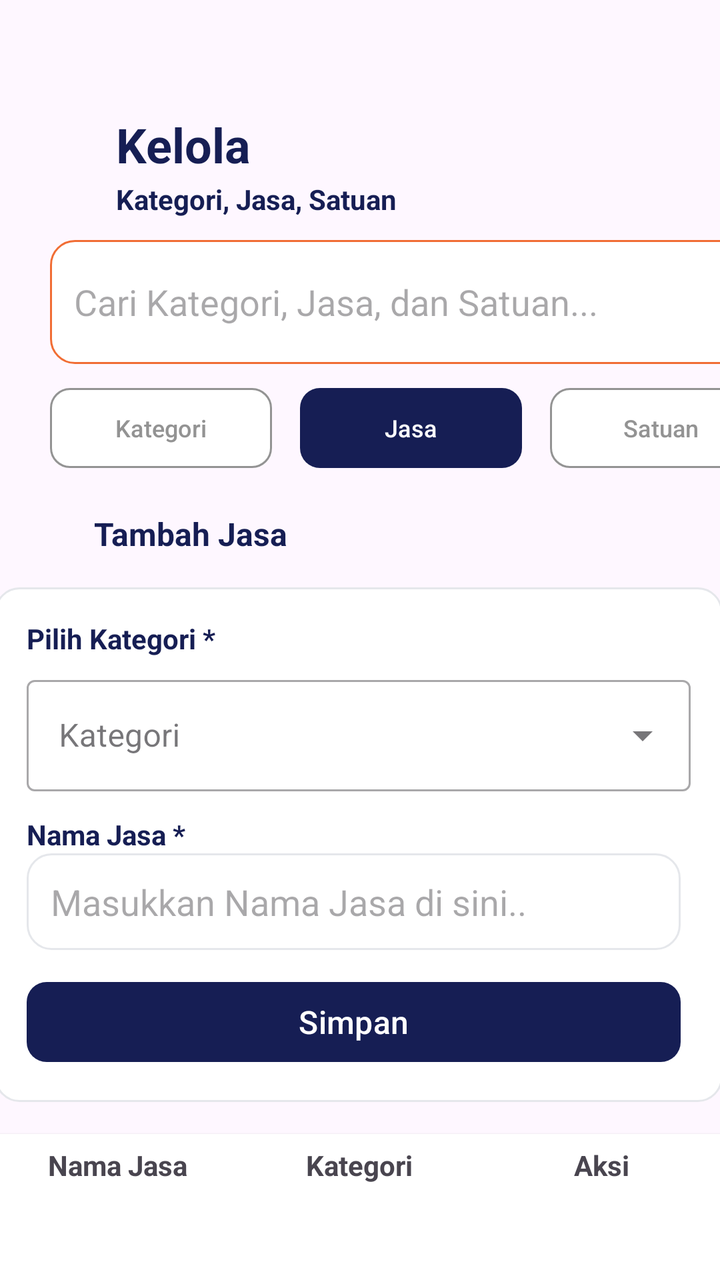
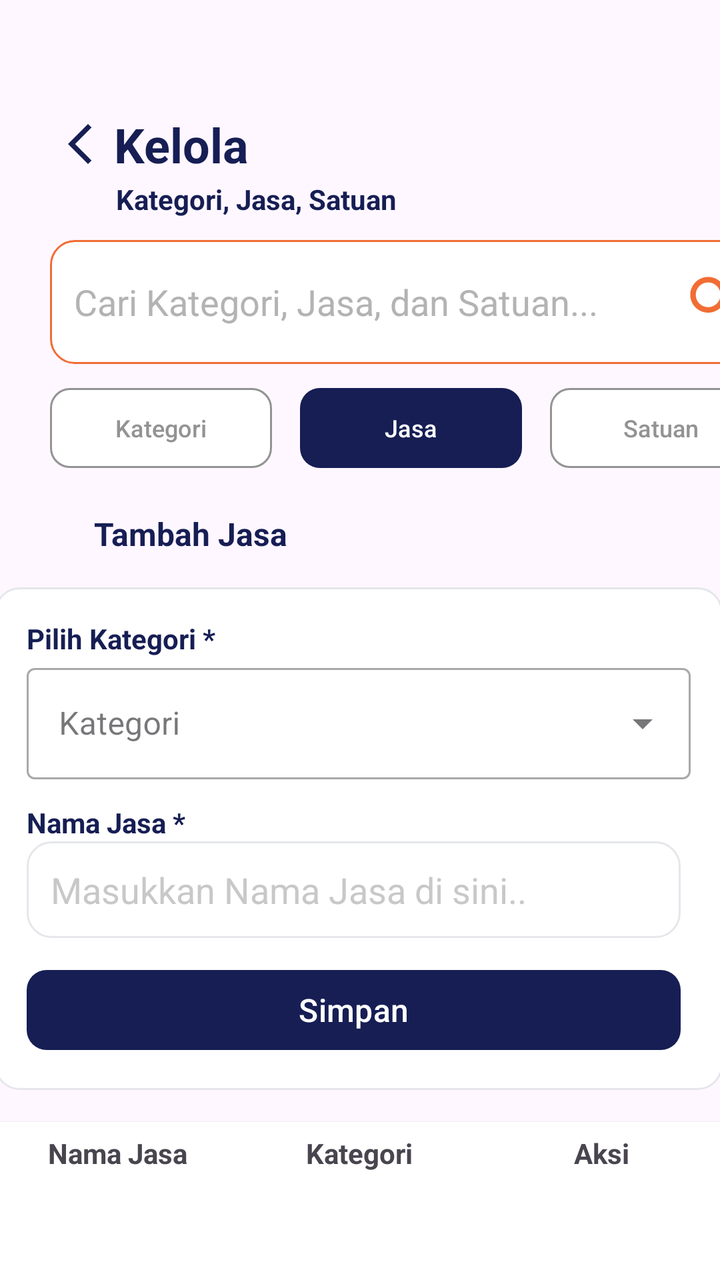

An Android layout rendered at two revisions. The XML below is the earlier revision; the diff shows what the commit changed to produce the second picture.
<!-- AndroidManifest.xml: application theme Theme.KelolaJasa -->
<!-- res/layout/activity_main.xml -->
<?xml version="1.0" encoding="utf-8"?>
<androidx.constraintlayout.widget.ConstraintLayout xmlns:android="http://schemas.android.com/apk/res/android"
    xmlns:app="http://schemas.android.com/apk/res-auto"
    xmlns:tools="http://schemas.android.com/tools"
    android:id="@+id/main"
    android:layout_width="match_parent"
    android:layout_height="match_parent"
    app:layout_constraintStart_toStartOf="parent"
    app:layout_constraintTop_toTopOf="parent"
    android:fontFamily="inter">

    <TextView
        android:id="@+id/title"
        android:layout_width="wrap_content"
        android:layout_height="wrap_content"
        android:layout_marginStart="58dp"
        android:layout_marginTop="56dp"
        android:text="Kelola"
        android:textColor="#161E54"
        android:textSize="24sp"
        android:textStyle="bold"
        tools:ignore="MissingConstraints"
        app:layout_constraintStart_toStartOf="parent"
        app:layout_constraintTop_toTopOf="parent" />

    <TextView
        android:id="@+id/textView"
        android:layout_width="wrap_content"
        android:layout_height="wrap_content"
        android:layout_marginStart="58dp"
        android:layout_marginTop="90dp"
        android:text="@string/kategori_jasa_satuan"
        android:textColor="#161E54"
        android:textSize="14sp"
        android:textStyle="bold"
        tools:ignore="MissingConstraints"
        app:layout_constraintStart_toStartOf="parent"
        app:layout_constraintTop_toTopOf="parent" />

    <com.google.android.material.button.MaterialButton
        android:id="@+id/btn1"
        android:layout_width="111dp"
        android:layout_height="48dp"
        android:layout_marginStart="25dp"
        android:layout_marginTop="190dp"
        android:text="Kategori"
        android:textColor="#939393"
        android:textSize="12sp"
        app:backgroundTint="#FFFFFF"
        app:cornerRadius="10dp"
        app:strokeColor="#939393"
        app:strokeWidth="1dp"
        tools:ignore="MissingConstraints,DuplicateSpeakableTextCheck"
        app:layout_constraintStart_toStartOf="parent"
        app:layout_constraintTop_toTopOf="parent" />

    <com.google.android.material.button.MaterialButton
        android:id="@+id/btn2"
        android:layout_width="111dp"
        android:layout_height="48dp"
        android:layout_marginStart="150dp"
        android:layout_marginTop="190dp"
        android:text="Jasa"
        android:textColor="#FFFFFF"
        android:textSize="12sp"
        app:backgroundTint="#161E54"
        app:cornerRadius="10dp"
        tools:ignore="MissingConstraints"
        app:layout_constraintStart_toStartOf="parent"
        app:layout_constraintTop_toTopOf="parent"/>

    <com.google.android.material.button.MaterialButton
        android:id="@+id/btn3"
        android:layout_width="111dp"
        android:layout_height="48dp"
        android:layout_marginStart="275dp"
        android:layout_marginTop="190dp"
        android:text="Satuan"
        android:textColor="#939393"
        android:textSize="12sp"
        app:backgroundTint="#FFFFFF"
        app:cornerRadius="10dp"
        app:layout_constraintStart_toStartOf="parent"
        app:layout_constraintTop_toTopOf="parent"
        app:strokeColor="#939393"
        app:strokeWidth="1dp"
        tools:ignore="MissingConstraints,TextSizeCheck" />

    <TextView
        android:id="@+id/tambahjasa"
        android:layout_width="wrap_content"
        android:layout_height="wrap_content"
        android:layout_marginStart="47dp"
        android:layout_marginTop="256dp"
        android:text="@string/tambah_jasa"
        android:textColor="#161E54"
        android:textSize="16sp"
        android:textStyle="bold"
        app:layout_constraintStart_toStartOf="parent"
        app:layout_constraintTop_toTopOf="parent"
        tools:ignore="MissingConstraints" />

    <LinearLayout
        android:id="@+id/cardForm"
        android:layout_width="364dp"
        android:layout_height="wrap_content"
        android:layout_margin="16dp"
        android:background="@drawable/bg_card"
        android:orientation="vertical"
        android:padding="16dp"
        app:layout_constraintEnd_toEndOf="parent"
        app:layout_constraintHorizontal_bias="0.531"
        app:layout_constraintStart_toStartOf="parent"
        app:layout_constraintTop_toBottomOf="@+id/tambahjasa"
        tools:ignore="MissingConstraints">


        <TextView
            android:layout_width="232dp"
            android:layout_height="19dp"
            android:text="@string/pilih_kategori"
            android:textColor="#161E54"
            android:textSize="14sp"
            android:textStyle="bold"
            app:layout_constraintStart_toStartOf="parent"
            app:layout_constraintTop_toTopOf="parent"
            tools:ignore="MissingConstraints" />

        <com.google.android.material.textfield.TextInputLayout
            android:layout_width="match_parent"
            android:layout_height="wrap_content"
            android:layout_marginTop="6dp"
            style="@style/Widget.MaterialComponents.TextInputLayout.OutlinedBox.ExposedDropdownMenu">

            <AutoCompleteTextView
                android:id="@+id/spinnerModern"
                android:layout_width="match_parent"
                android:layout_height="wrap_content"
                android:hint="Kategori"/>

        </com.google.android.material.textfield.TextInputLayout>

        <TextView
            android:layout_width="232dp"
            android:layout_height="19dp"
            android:layout_marginTop="12dp"
            android:text="@string/nama_jasa"
            android:textColor="#161E54"
            android:textSize="14sp"
            android:textStyle="bold"
            app:layout_constraintStart_toStartOf="parent"
            app:layout_constraintTop_toTopOf="parent"
            tools:ignore="MissingConstraints" />

        <EditText
            android:id="@+id/editTextText4"
            android:layout_width="327dp"
            android:layout_height="wrap_content"
            android:background="@drawable/bg_card"
            android:ems="10"
            android:inputType="text"
            android:minHeight="48dp"
            android:padding="12dp"
            android:hint="Masukkan Nama Jasa di sini.."
            android:textColor="#B7B3B3B3"
            app:layout_constraintStart_toStartOf="parent"
            app:layout_constraintTop_toTopOf="parent"
            tools:ignore="TextSizeCheck" />

        <com.google.android.material.button.MaterialButton
            android:id="@+id/button3"
            android:layout_width="327dp"
            android:layout_height="48dp"
            android:layout_marginTop="12dp"
            android:gravity="center"
            android:text="Simpan"
            android:textSize="16sp"
            app:backgroundTint="#161E54"
            app:cornerRadius="10dp"
            app:layout_constraintStart_toStartOf="parent"
            app:layout_constraintTop_toTopOf="parent"
            tools:ignore="MissingConstraints" />

    </LinearLayout>

    <LinearLayout
        android:id="@+id/linearLayout"
        android:layout_width="364dp"
        android:layout_height="309dp"
        android:layout_marginTop="16dp"
        android:background="#FFFFFF"
        android:elevation="2dp"
        android:orientation="horizontal"
        android:padding="0dp"
        app:layout_constraintEnd_toEndOf="parent"
        app:layout_constraintStart_toStartOf="parent"
        app:layout_constraintTop_toBottomOf="@+id/cardForm"
        tools:ignore="MissingConstraints">

        <TextView
            android:layout_width="121dp"
            android:layout_height="31dp"
            android:gravity="center"
            android:text="@string/namajasa"
            android:textSize="14sp"
            android:textStyle="bold" />

        <TextView
            android:layout_width="121dp"
            android:layout_height="31dp"
            android:gravity="center"
            android:text="@string/btnkategori"
            android:textSize="14sp"
            android:textStyle="bold" />

        <TextView
            android:layout_width="121dp"
            android:layout_height="31dp"
            android:gravity="center"
            android:text="@string/aksi"
            android:textSize="14sp"
            android:textStyle="bold" />

    </LinearLayout>

    <EditText
        android:id="@+id/editTextText3"
        android:layout_width="361dp"
        android:layout_height="62dp"
        android:layout_marginStart="25dp"
        android:layout_marginTop="120dp"
        android:background="@drawable/bg_search"
        android:padding="12dp"
        android:inputType="text"
        android:hint="Cari Kategori, Jasa, dan Satuan..."
        android:textColor="#B3B3B3"
        tools:ignore="MissingConstraints"
        app:layout_constraintTop_toBottomOf="@+id/textView"
        app:layout_constraintStart_toStartOf="parent"
        app:layout_constraintTop_toTopOf="parent" />


</androidx.constraintlayout.widget.ConstraintLayout>
<!-- resources referenced by this layout -->
<resources>
  <!-- drawable bg_card (drawable) -->
  <shape xmlns:android="http://schemas.android.com/apk/res/android">
      <solid android:color="#FFFFFF"/>
      <stroke android:width="1dp" android:color="#E5E7EB"/>
      <corners android:radius="12dp"/>
  </shape>
  <!-- drawable bg_search (drawable) -->
  <shape xmlns:android="http://schemas.android.com/apk/res/android">
      <solid android:color="#FFFFFF"/>
      <stroke android:width="1dp" android:color="#F16D34"/>
      <corners android:radius="12dp"/>
  </shape>
  <string name="aksi">Aksi</string>
  <string name="btnkategori">Kategori</string>
  <string name="kategori_jasa_satuan">Kategori, Jasa, Satuan</string>
  <string name="nama_jasa">Nama Jasa *</string>
  <string name="namajasa">Nama Jasa</string>
  <string name="pilih_kategori">Pilih Kategori *</string>
  <string name="tambah_jasa">Tambah Jasa</string>
  <style name="Theme.KelolaJasa" parent="Base.Theme.KelolaJasa" />
  <style name="Base.Theme.KelolaJasa" parent="Theme.Material3.DayNight.NoActionBar">
          
          
      </style>
</resources>

<!-- the commit's change to res/layout/activity_main.xml (unified diff, before → after) -->
@@ -13,15 +13,17 @@
         android:id="@+id/title"
         android:layout_width="wrap_content"
         android:layout_height="wrap_content"
-        android:layout_marginStart="58dp"
+        android:layout_marginStart="28dp"
         android:layout_marginTop="56dp"
+        android:drawableStart="@drawable/icon_back"
+        android:drawablePadding="5dp"
         android:text="Kelola"
         android:textColor="#161E54"
         android:textSize="24sp"
         android:textStyle="bold"
-        tools:ignore="MissingConstraints"
-        app:layout_constraintStart_toStartOf="parent"
-        app:layout_constraintTop_toTopOf="parent" />
+        app:layout_constraintStart_toStartOf="parent"
+        app:layout_constraintTop_toTopOf="parent"
+        tools:ignore="MissingConstraints" />
 
     <TextView
         android:id="@+id/textView"
@@ -34,6 +36,24 @@
         android:textSize="14sp"
         android:textStyle="bold"
         tools:ignore="MissingConstraints"
+        app:layout_constraintStart_toStartOf="parent"
+        app:layout_constraintTop_toTopOf="parent" />
+
+    <EditText
+        android:id="@+id/editTextText3"
+        android:layout_width="361dp"
+        android:layout_height="62dp"
+        android:layout_marginStart="25dp"
+        android:layout_marginTop="120dp"
+        android:background="@drawable/bg_search"
+        android:padding="12dp"
+        android:inputType="text"
+        android:hint="Cari Kategori, Jasa, dan Satuan..."
+        android:textColorHint="#B3B3B3"
+        tools:ignore="MissingConstraints"
+        android:drawableEnd="@drawable/icon_search"
+        android:drawablePadding="5dp"
+        app:layout_constraintTop_toBottomOf="@+id/textView"
         app:layout_constraintStart_toStartOf="parent"
         app:layout_constraintTop_toTopOf="parent" />
 
@@ -129,14 +149,14 @@
         <com.google.android.material.textfield.TextInputLayout
             android:layout_width="match_parent"
             android:layout_height="wrap_content"
-            android:layout_marginTop="6dp"
+            android:layout_marginTop="0dp"
             style="@style/Widget.MaterialComponents.TextInputLayout.OutlinedBox.ExposedDropdownMenu">
 
             <AutoCompleteTextView
                 android:id="@+id/spinnerModern"
                 android:layout_width="match_parent"
                 android:layout_height="wrap_content"
-                android:hint="Kategori"/>
+                android:hint="Kategori" />
 
         </com.google.android.material.textfield.TextInputLayout>
 
@@ -162,7 +182,7 @@
             android:minHeight="48dp"
             android:padding="12dp"
             android:hint="Masukkan Nama Jasa di sini.."
-            android:textColor="#B7B3B3B3"
+            android:textColorHint="#B7B3B3B3"
             app:layout_constraintStart_toStartOf="parent"
             app:layout_constraintTop_toTopOf="parent"
             tools:ignore="TextSizeCheck" />
@@ -223,21 +243,7 @@
 
     </LinearLayout>
 
-    <EditText
-        android:id="@+id/editTextText3"
-        android:layout_width="361dp"
-        android:layout_height="62dp"
-        android:layout_marginStart="25dp"
-        android:layout_marginTop="120dp"
-        android:background="@drawable/bg_search"
-        android:padding="12dp"
-        android:inputType="text"
-        android:hint="Cari Kategori, Jasa, dan Satuan..."
-        android:textColor="#B3B3B3"
-        tools:ignore="MissingConstraints"
-        app:layout_constraintTop_toBottomOf="@+id/textView"
-        app:layout_constraintStart_toStartOf="parent"
-        app:layout_constraintTop_toTopOf="parent" />
+
 
 
 </androidx.constraintlayout.widget.ConstraintLayout>
<!-- resource entries referenced after the edit -->
@@ -12,6 +12,18 @@
       <stroke android:width="1dp" android:color="#F16D34"/>
       <corners android:radius="12dp"/>
   </shape>
+  <!-- drawable icon_back (drawable) -->
+  <vector xmlns:android="http://schemas.android.com/apk/res/android" android:height="24dp" android:tint="#161E54" android:viewportHeight="24" android:viewportWidth="24" android:width="24dp">
+        
+      <path android:fillColor="@android:color/white" android:pathData="M17.77,3.77l-1.77,-1.77l-10,10l10,10l1.77,-1.77l-8.23,-8.23z"/>
+      
+  </vector>
+  <!-- drawable icon_search (drawable) -->
+  <vector xmlns:android="http://schemas.android.com/apk/res/android" android:height="33dp" android:tint="#F16D34" android:viewportHeight="24" android:viewportWidth="24" android:width="33dp">
+        
+      <path android:fillColor="@android:color/white" android:pathData="M15.5,14h-0.79l-0.28,-0.27C15.41,12.59 16,11.11 16,9.5 16,5.91 13.09,3 9.5,3S3,5.91 3,9.5 5.91,16 9.5,16c1.61,0 3.09,-0.59 4.23,-1.57l0.27,0.28v0.79l5,4.99L20.49,19l-4.99,-5zM9.5,14C7.01,14 5,11.99 5,9.5S7.01,5 9.5,5 14,7.01 14,9.5 11.99,14 9.5,14z"/>
+      
+  </vector>
   <string name="aksi">Aksi</string>
   <string name="btnkategori">Kategori</string>
   <string name="kategori_jasa_satuan">Kategori, Jasa, Satuan</string>
